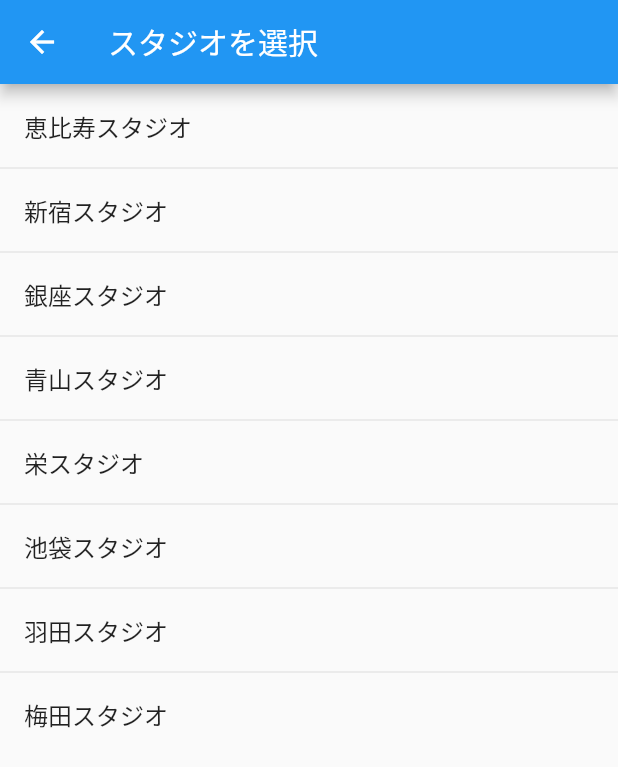
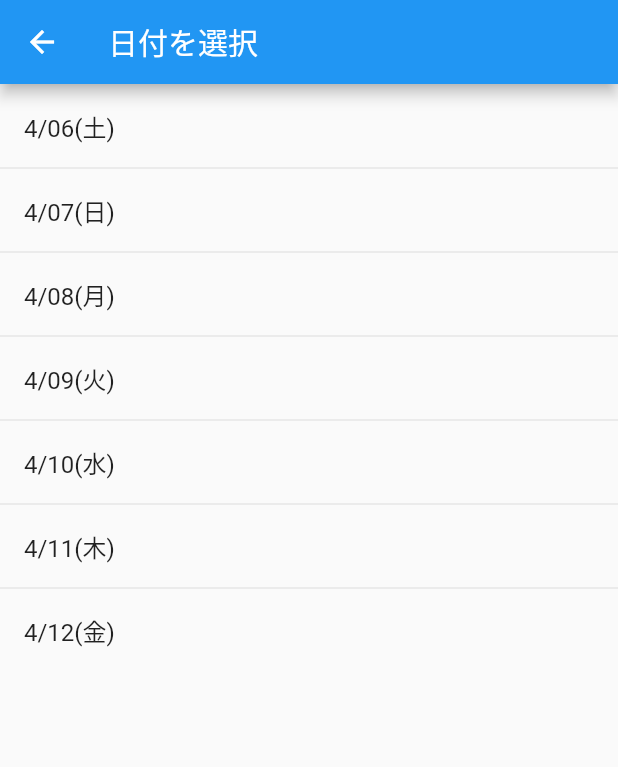
Before and after one commit to koiketakayuki/b_monster_app, a Flutter app: the screen it shows after launch, after a tap on "予約", on a phone screen of 412 x 824 dp. Shown: the top 767 px of the screen. Run offline on Flutter 3.47's test engine with Material 2 defaults, Android fonts, the phone set to English and light mode, and no system bars; our stand-ins replace bloc, flutter_bloc.

Commit message:
refactor: refactor app
- page -> screen
- add key for each screen
- apply format
- add bloc stub to application entry point

```diff
--- a/lib/api/b_monster_api.dart
+++ b/lib/api/b_monster_api.dart
@@ -4,9 +4,7 @@ import 'package:b_monster_app/models/studio.dart';
 import 'package:b_monster_app/api/parse_lesson_list.dart';
 import 'package:b_monster_app/api/parse_available_bag_ids.dart';
 
-
 class BMonsterAPI {
-
   static final String _baseUrl = "https://www.b-monster.jp";
 
   final http.Client _client;
--- a/lib/api/parse_available_bag_ids.dart
+++ b/lib/api/parse_available_bag_ids.dart
@@ -3,8 +3,7 @@ import 'package:html/parser.dart' show parse;
 List<String> parseAvaiableBagIds(String body) {
   var dom = parse(body);
   var bags = dom.querySelectorAll(
-    "label.bag-check:not(.hidden)>input:not([disabled=disabled])"
-  );
+      "label.bag-check:not(.hidden)>input:not([disabled=disabled])");
 
   return bags.map((bag) => bag.id.replaceAll("bag", "")).toList();
 }
--- a/lib/api/parse_lesson_list.dart
+++ b/lib/api/parse_lesson_list.dart
@@ -7,7 +7,8 @@ List<Lesson> parseLessonList(String body) {
   var dom = parse(body);
   var timeTable = dom.getElementById("time-table");
   var lessonColumns = timeTable.querySelectorAll(".flex-no-wrap");
-  var dayLessons = lessonColumns.map((lessonColumn) => lessonColumn.querySelectorAll(".panel:not(.done)"));
+  var dayLessons = lessonColumns.map(
+      (lessonColumn) => lessonColumn.querySelectorAll(".panel:not(.done)"));
 
   List<Lesson> results = [];
   DateTime baseDate = DateTime.now();
@@ -28,5 +29,6 @@ Lesson parseLesson(Element dom, DateTime date) {
   var end = link.indexOf("&");
   var lessonId = link.substring(start + "lesson_id=".length, end);
 
-  return Lesson(lessonId, Performer(performerName), programName, date, timeLabel);
+  return Lesson(
+      lessonId, Performer(performerName), programName, date, timeLabel);
 }
--- /dev/null
+++ b/lib/keys.dart
@@ -0,0 +1,10 @@
+import 'package:flutter/widgets.dart';
+
+class BMonsterReservationAppKeys {
+  static final homeScreen = const Key('__homeScreen__');
+  static final selectDateScreen = const Key('__selectDateScreen__');
+  static final selectStudioScreen = const Key('__selectStudioScreen__');
+  static final selectLessonScreen = const Key('__selectLessonScreen__');
+  static final accountSettingsScreen = const Key('__accountSettingsScreen__');
+  static final boxPreferencesScreen = const Key('__boxPreferencesScreen__');
+}
--- a/lib/main.dart
+++ b/lib/main.dart
@@ -1,24 +1,52 @@
-// This example shows a [Scaffold] with an [AppBar], a [BottomAppBar] and a
-// [FloatingActionButton]. The [body] is a [Text] placed in a [Center] in order
-// to center the text within the [Scaffold] and the [FloatingActionButton] is
-// centered and docked within the [BottomAppBar] using
-// [FloatingActionButtonLocation.centerDocked]. The [FloatingActionButton] is
-// connected to a callback that increments a counter.
+import 'package:b_monster_app/blocs/lesson/lesson_bloc.dart';
+import 'package:b_monster_app/blocs/simple_bloc_delegate.dart';
+import 'package:b_monster_app/routes.dart';
+import 'package:b_monster_app/screens/account_settings_screen.dart';
+import 'package:b_monster_app/screens/box_preferences_screen.dart';
+import 'package:b_monster_app/screens/home_screen.dart';
+import 'package:b_monster_app/screens/select_date_screen.dart';
+import 'package:b_monster_app/screens/select_lesson_screen.dart';
+import 'package:b_monster_app/screens/select_studio_screen.dart';
+import 'package:bloc/bloc.dart';
+import 'package:flutter/material.dart';
+import 'package:flutter_bloc/flutter_bloc.dart';
 
-import 'package:flutter/material.dart';
-import 'pages/home.dart';
-
-void main() => runApp(BMonsterReservationApp());
+void main() {
+  BlocSupervisor().delegate = SimpleBlocDelegate();
+  runApp(BMonsterReservationApp());
+}
 
 class BMonsterReservationApp extends StatelessWidget {
+  final lessonBloc = LessonBloc();
+
   @override
   Widget build(BuildContext context) {
-    return MaterialApp(
-      title: 'b-monseter 自動予約アプリ',
-      theme: ThemeData(
-        primarySwatch: Colors.blue,
-      ),
-      home: Home(),
-    );
+    return BlocProvider(
+        bloc: lessonBloc,
+        child: MaterialApp(
+            title: 'b-monster 自動予約アプリ',
+            theme: ThemeData(
+              primarySwatch: Colors.blue,
+            ),
+            routes: {
+              BMonsterReservationAppRoutes.home: (context) {
+                return HomeScreen();
+              },
+              BMonsterReservationAppRoutes.accountSettings: (context) {
+                return AccountSettingsScreen();
+              },
+              BMonsterReservationAppRoutes.boxPreferences: (context) {
+                return BoxPreferencesScreen();
+              },
+              BMonsterReservationAppRoutes.selectDate: (context) {
+                return SelectDateScreen();
+              },
+              BMonsterReservationAppRoutes.selectStudio: (context) {
+                return SelectStudioScreen();
+              },
+              BMonsterReservationAppRoutes.selectLesson: (context) {
+                return SelectLessonScreen();
+              }
+            }));
   }
 }
--- a/lib/models/lesson.dart
+++ b/lib/models/lesson.dart
@@ -7,7 +7,8 @@ class Lesson {
   final DateTime date;
   final String timeRangeLabel;
 
-  Lesson(this.id, this.performer, this.programName, this.date, this.timeRangeLabel);
+  Lesson(this.id, this.performer, this.programName, this.date,
+      this.timeRangeLabel);
 
   @override
   operator ==(dynamic other) {
@@ -17,7 +18,8 @@ class Lesson {
   bool isReservable() => programName != "STREAM ONLY" && programName != "無料体験会";
 
   @override
-  String toString() => "<Lesson($id): ${date.month}/${date.day} $timeRangeLabel $performer $programName>";
+  String toString() =>
+      "<Lesson($id): ${date.month}/${date.day} $timeRangeLabel $performer $programName>";
 
   int get hashCode => int.parse(id);
 }
--- a/lib/pages/app_shell.dart
+++ /dev/null
@@ -1,68 +0,0 @@
-import 'package:flutter/material.dart';
-import 'home.dart';
-import 'account_settings.dart';
-import 'box_preference_settings.dart';
-
-class AppShell extends StatelessWidget {
-  final String title;
-  final Widget body;
-  final bool hasDrawer;
-
-  AppShell(this.title, this.body, {this.hasDrawer = true});
-
-  @override
-  Widget build(BuildContext context) {
-    Widget drawer = hasDrawer ? Drawer(
-        child: ListView(
-          padding: EdgeInsets.zero,
-          children: <Widget>[
-            Container(
-              height: 100.0,
-              child: DrawerHeader(
-                child: Text(
-                  'メニュー',
-                  style: Theme.of(context).primaryTextTheme.title,
-                ),
-                decoration:
-                    BoxDecoration(color: Theme.of(context).primaryColor),
-                margin: EdgeInsets.all(0.0),
-                padding: EdgeInsets.all(10.0),
-              ),
-            ),
-            ListTile(
-              leading: Icon(Icons.home),
-              title: Text(Home.title),
-              onTap: () {
-                Navigator.push(
-                    context, MaterialPageRoute(builder: (context) => Home()));
-              },
-            ),
-            ListTile(
-              leading: Icon(Icons.account_box),
-              title: Text(AccountSettings.title),
-              onTap: () {
-                Navigator.push(context,
-                    MaterialPageRoute(builder: (context) => AccountSettings()));
-              },
-            ),
-            ListTile(
-              leading: Icon(Icons.settings_applications),
-              title: Text(BoxPreferenceSettings.title),
-              onTap: () {
-                Navigator.push(
-                    context,
-                    MaterialPageRoute(
-                        builder: (context) => BoxPreferenceSettings()));
-              },
-            ),
-          ],
-        ),
-      ) : null;
-
-    return Scaffold(
-      appBar: AppBar(title: Text(title)),
-      body: body,
-      drawer: drawer,
-    );
-  }
-}
--- a/lib/pages/studio_list.dart
+++ /dev/null
@@ -1,30 +0,0 @@
-import 'package:flutter/material.dart';
-import 'package:b_monster_app/models/studio.dart';
-import 'package:b_monster_app/pages/app_shell.dart';
-import 'package:b_monster_app/pages/date_list.dart';
-
-class StudioList extends StatelessWidget {
-  static final String title = 'スタジオを選択';
-
-  @override
-  Widget build(BuildContext context) {
-    Iterable<ListTile> tiles =
-        Studios.all.map((studio) => ListTile(
-          title: Text(studio.name),
-          onTap: () {
-            Navigator.push(
-              context,
-              MaterialPageRoute(builder: (BuildContext context) => DateList())
-            );
-          }
-        ));
-
-    return AppShell(
-        title,
-        ListView(
-            children:
-                ListTile.divideTiles(context: context, tiles: tiles).toList()),
-        hasDrawer: false
-    );
-  }
-}
--- /dev/null
+++ b/lib/routes.dart
@@ -0,0 +1,8 @@
+class BMonsterReservationAppRoutes {
+  static final home = "/";
+  static final selectDate = "/select-date";
+  static final selectStudio = "/select-studio";
+  static final selectLesson = "/select-lesson";
+  static final accountSettings = "/account-settings";
+  static final boxPreferences = "/box-preferences";
+}
--- /dev/null
+++ b/lib/screens/app_shell.dart
@@ -0,0 +1,69 @@
+import 'package:b_monster_app/screens/account_settings_screen.dart';
+import 'package:b_monster_app/screens/box_preferences_screen.dart';
+import 'package:b_monster_app/screens/home_screen.dart';
+import 'package:b_monster_app/routes.dart';
+import 'package:flutter/material.dart';
+
+class AppShell extends StatelessWidget {
+  final String title;
+  final Widget body;
+  final bool hasDrawer;
+
+  AppShell(this.title, this.body, {this.hasDrawer = true});
+
+  @override
+  Widget build(BuildContext context) {
+    Widget drawer = hasDrawer
+        ? Drawer(
+            child: ListView(
+              padding: EdgeInsets.zero,
+              children: <Widget>[
+                Container(
+                  height: 100.0,
+                  child: DrawerHeader(
+                    child: Text(
+                      'メニュー',
+                      style: Theme.of(context).primaryTextTheme.title,
+                    ),
+                    decoration:
+                        BoxDecoration(color: Theme.of(context).primaryColor),
+                    margin: EdgeInsets.all(0.0),
+                    padding: EdgeInsets.all(10.0),
+                  ),
+                ),
+                ListTile(
+                  leading: Icon(Icons.home),
+                  title: Text(HomeScreen.title),
+                  onTap: () {
+                    Navigator.pushNamed(
+                        context, BMonsterReservationAppRoutes.home);
+                  },
+                ),
+                ListTile(
+                  leading: Icon(Icons.account_box),
+                  title: Text(AccountSettingsScreen.title),
+                  onTap: () {
+                    Navigator.pushNamed(
+                        context, BMonsterReservationAppRoutes.accountSettings);
+                  },
+                ),
+                ListTile(
+                  leading: Icon(Icons.settings_applications),
+                  title: Text(BoxPreferencesScreen.title),
+                  onTap: () {
+                    Navigator.pushNamed(
+                        context, BMonsterReservationAppRoutes.boxPreferences);
+                  },
+                ),
+              ],
+            ),
+          )
+        : null;
+
+    return Scaffold(
+      appBar: AppBar(title: Text(title)),
+      body: body,
+      drawer: drawer,
+    );
+  }
+}
--- a/lib/pages/home.dart
+++ b/lib/screens/home_screen.dart
@@ -1,9 +1,12 @@
+import 'package:b_monster_app/keys.dart';
+import 'package:b_monster_app/routes.dart';
 import 'package:flutter/material.dart';
 import 'app_shell.dart';
-import 'package:b_monster_app/pages/studio_list.dart';
 
-class Home extends StatelessWidget {
+class HomeScreen extends StatelessWidget {
   static final String title = 'ホーム';
+
+  HomeScreen() : super(key: BMonsterReservationAppKeys.homeScreen);
 
   @override
   Widget build(BuildContext context) {
@@ -13,10 +16,8 @@ class Home extends StatelessWidget {
             child: RaisedButton(
           child: Text('予約'),
           onPressed: () {
-            Navigator.push(
-              context,
-              MaterialPageRoute(builder: (context) => StudioList()),
-            );
+            Navigator.pushNamed(
+                context, BMonsterReservationAppRoutes.selectDate);
           },
         )));
   }
--- a/lib/pages/date_list.dart
+++ b/lib/screens/select_date_screen.dart
@@ -1,26 +1,34 @@
+import 'package:b_monster_app/keys.dart';
+import 'package:b_monster_app/routes.dart';
 import 'package:flutter/material.dart';
-import 'package:b_monster_app/pages/app_shell.dart';
 import 'package:intl/intl.dart';
 import 'package:intl/date_symbol_data_local.dart';
+import 'package:b_monster_app/screens/app_shell.dart';
 
-class DateList extends StatelessWidget {
+class SelectDateScreen extends StatelessWidget {
   static final String title = '日付を選択';
   static final dateFormatter = DateFormat("M/dd(E)", "ja_JP");
+
+  SelectDateScreen() : super(key: BMonsterReservationAppKeys.selectDateScreen);
 
   @override
   Widget build(BuildContext context) {
     initializeDateFormatting("ja_JP");
     List<DateTime> dates = getDateList();
-    Iterable<ListTile> tiles =
-        dates.map((date) => ListTile(title: Text(dateFormatter.format(date))));
+    Iterable<ListTile> tiles = dates.map((date) => ListTile(
+          title: Text(dateFormatter.format(date)),
+          onTap: () {
+            Navigator.pushNamed(
+                context, BMonsterReservationAppRoutes.selectStudio);
+          },
+        ));
 
     return AppShell(
         title,
         ListView(
             children:
                 ListTile.divideTiles(context: context, tiles: tiles).toList()),
-        hasDrawer: false
-    );
+        hasDrawer: false);
   }
 
   List<DateTime> getDateList() {
```
Also changed, not shown: lib/models/studio.dart (+10 -1 lines), lib/screens/account_settings_screen.dart (renamed from lib/pages/account_settings.dart, +5 -2 lines), lib/screens/box_preferences_screen.dart (renamed from lib/pages/box_preference_settings.dart, +5 -2 lines), lib/screens/select_lesson_screen.dart (added, +36 -0 lines), lib/screens/select_studio_screen.dart (added, +29 -0 lines), lib/models/performer.dart (line endings or trailing spaces).
